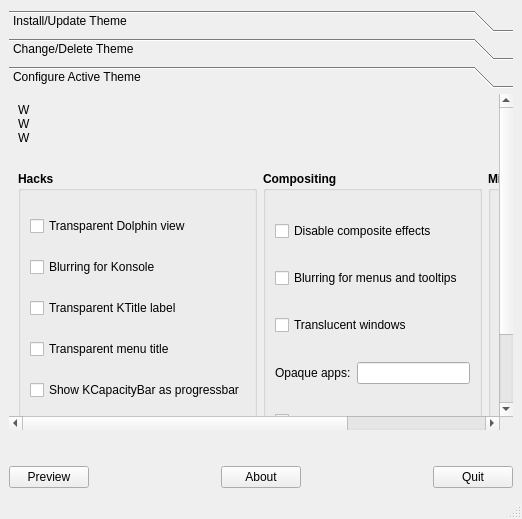
Qt form Kvantum/kvantummanager/kvantummanager.ui (tsujan/Kvantum) before a commit.
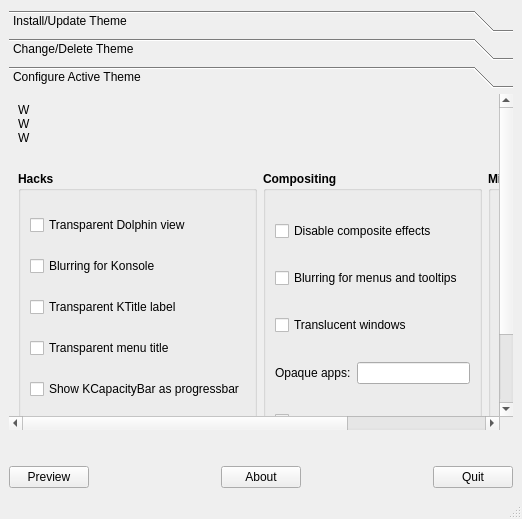
The same form after that commit. The open tabs and pages were chosen to show the change. Icons and pictures are not drawn.

The edit to the form file:
```diff
--- a/Kvantum/kvantummanager/kvantummanager.ui
+++ b/Kvantum/kvantummanager/kvantummanager.ui
@@ -620,9 +620,6 @@
            <string>Hacks</string>
           </property>
           <layout class="QVBoxLayout" name="verticalLayout">
-           <property name="topMargin">
-            <number>10</number>
-           </property>
            <item>
             <widget class="QCheckBox" name="checkBoxDolphin">
              <property name="font">
```
